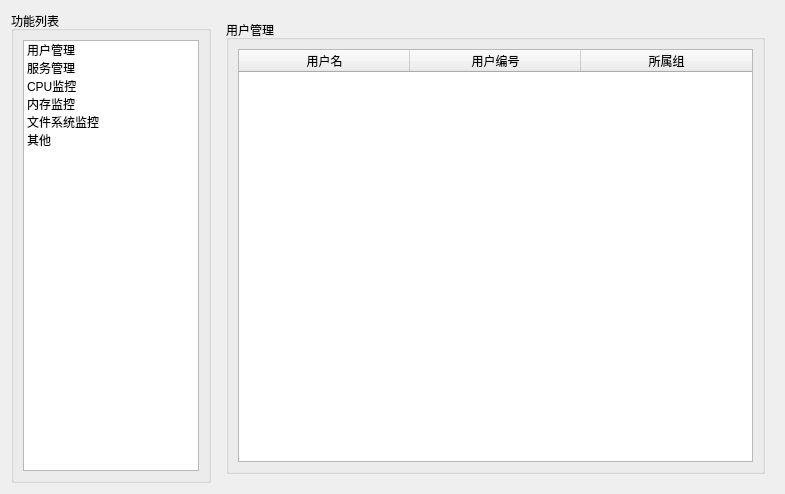
Above: SYS/tabsyspage.ui from liuyufeng509/SecCenter before the change. Below: the same form after it.
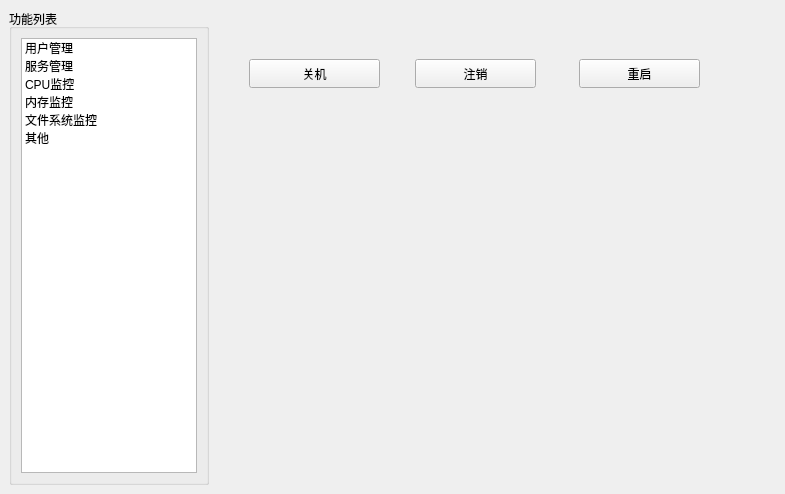
That is the form after the change.

Commit message: 1.change ALC to ACL 2.add shutdown/reboot/logou function to system amdin

What changed in the file:
```diff
--- a/SYS/tabsyspage.ui
+++ b/SYS/tabsyspage.ui
@@ -13,11 +13,17 @@
   <property name="windowTitle">
    <string>Form</string>
   </property>
-  <layout class="QGridLayout" name="gridLayout_4">
-   <item row="0" column="1">
     <widget class="QStackedWidget" name="stackedWidget">
+   <property name="geometry">
+    <rect>
+     <x>215</x>
+     <y>9</y>
+     <width>561</width>
+     <height>476</height>
+    </rect>
+   </property>
      <property name="currentIndex">
-      <number>0</number>
+    <number>5</number>
      </property>
      <widget class="QWidget" name="idfyPage">
       <layout class="QGridLayout" name="gridLayout_2">
@@ -208,10 +214,57 @@
        </item>
       </layout>
      </widget>
+   <widget class="QWidget" name="otherPage">
+    <widget class="QPushButton" name="shutdowButton">
+     <property name="geometry">
+      <rect>
+       <x>34</x>
+       <y>50</y>
+       <width>131</width>
+       <height>29</height>
+      </rect>
+     </property>
+     <property name="text">
+      <string>关机</string>
+     </property>
     </widget>
-   </item>
-   <item row="0" column="0">
+    <widget class="QPushButton" name="logoutButton">
+     <property name="geometry">
+      <rect>
+       <x>200</x>
+       <y>50</y>
+       <width>121</width>
+       <height>29</height>
+      </rect>
+     </property>
+     <property name="text">
+      <string>注销</string>
+     </property>
+    </widget>
+    <widget class="QPushButton" name="rebootButton">
+     <property name="geometry">
+      <rect>
+       <x>364</x>
+       <y>50</y>
+       <width>121</width>
+       <height>29</height>
+      </rect>
+     </property>
+     <property name="text">
+      <string>重启</string>
+     </property>
+    </widget>
+   </widget>
+  </widget>
     <widget class="QGroupBox" name="groupBox_2">
+   <property name="geometry">
+    <rect>
+     <x>9</x>
+     <y>9</y>
+     <width>200</width>
+     <height>476</height>
+    </rect>
+   </property>
      <property name="minimumSize">
       <size>
        <width>200</width>
@@ -276,8 +329,6 @@
       </item>
      </layout>
     </widget>
-   </item>
-  </layout>
  </widget>
  <resources/>
  <connections/>
```
Lines whose indentation alone changed are shown as unchanged. The commit also changes 6 other files.
